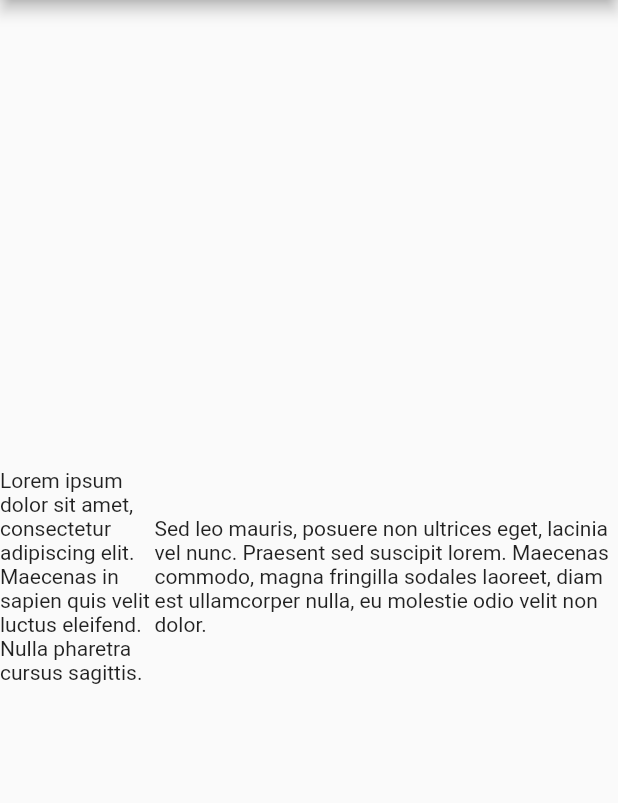
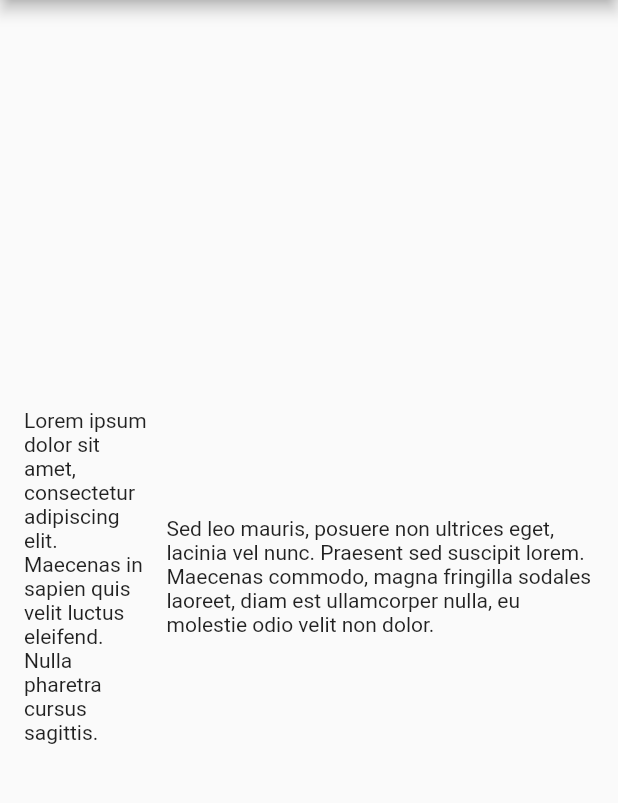
Before and after one commit to vdulnev/FlutterProfileExample, a Flutter app: the screen it shows after launch, on a phone screen of 412 x 824 dp, the part 84-887 px from its top. Run offline on Flutter 3.47's test engine with Material 2 defaults, Android fonts, the phone set to English and light mode, and no system bars.

Commit message:
paddings

```diff
--- a/lib/main.dart
+++ b/lib/main.dart
@@ -66,11 +66,16 @@ class _MyHomePageState extends State<MyHomePage> {
       body: Center(
         // Center is a layout widget. It takes a single child and positions it
         // in the middle of the parent.
+        child: Padding(
+          padding: const EdgeInsets.all(16.0),
           child: Row(
             children: const [
               Flexible(
+                child: Padding(
+                  padding: EdgeInsets.only(right: 8.0),
                   child: Text(
                     'Lorem ipsum dolor sit amet, consectetur adipiscing elit. Maecenas in sapien quis velit luctus eleifend. Nulla pharetra cursus sagittis.',
+                  ),
                 ),
               ),
               Flexible(
@@ -80,6 +85,7 @@ class _MyHomePageState extends State<MyHomePage> {
               ),
             ],
           ),
+        ),
       ), // This trailing comma makes auto-formatting nicer for build methods.
     );
   }
```
Lines whose indentation alone changed are shown as unchanged.
